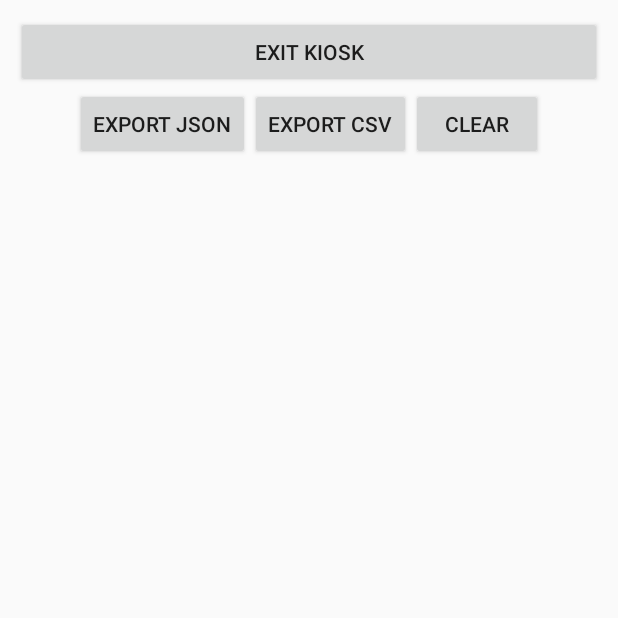
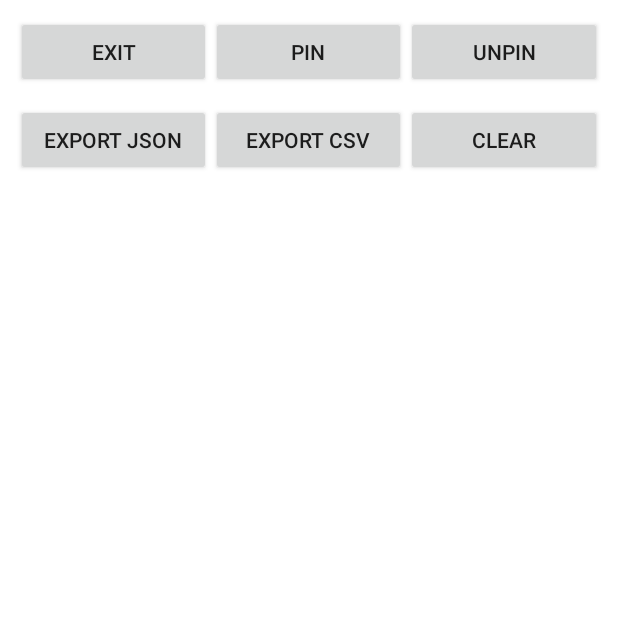
Before and after one commit to sikaxn/FRC-RFID-Battery-Reader, an Android app: the LogActivity screen opened directly, with no data from a screen before it, on a phone screen of 412 x 824 dp, the top half of it. Run offline under Robolectric (Android 15) with nearby library versions, the phone set to English and light mode, and no system bars.

Commit message:
unpin and dark mode support

```diff
--- a/BatteryTagReader/app/src/main/AndroidManifest.xml
+++ b/BatteryTagReader/app/src/main/AndroidManifest.xml
@@ -7,11 +7,12 @@
     <application
         android:icon="@mipmap/ic_launcher"
         android:label="Batt Chk"
-        android:theme="@style/Theme.AppCompat.Light.NoActionBar"
+        android:theme="@style/Theme.MaterialComponents.DayNight.NoActionBar"
         android:lockTaskMode="if_whitelisted"
         android:launchMode="singleTask"
         android:allowBackup="true"
         android:fullBackupContent="true"
+
         >
 
         <activity
--- a/BatteryTagReader/app/src/main/java/com/example/batterytagreader/LogActivity.java
+++ b/BatteryTagReader/app/src/main/java/com/example/batterytagreader/LogActivity.java
@@ -4,6 +4,7 @@ import android.app.Activity;
 import android.content.Intent;
 import android.os.Bundle;
 import android.view.Gravity;
+import android.view.ViewGroup;
 import android.widget.Button;
 import android.widget.LinearLayout;
 import android.widget.ScrollView;
@@ -17,6 +18,9 @@ import org.json.JSONObject;
 import java.io.File;
 import java.io.FileWriter;
 import java.util.Locale;
+import android.util.TypedValue;
+import androidx.core.content.ContextCompat;
+
 
 public class LogActivity extends Activity {
 
@@ -28,22 +32,59 @@ public class LogActivity extends Activity {
         root.setOrientation(LinearLayout.VERTICAL);
         root.setPadding(16, 16, 16, 16);
         setContentView(root);
+// ===== Row 1: Exit / Pin / Unpin =====
+        LinearLayout row1 = new LinearLayout(this);
+        row1.setOrientation(LinearLayout.HORIZONTAL);
+        row1.setGravity(Gravity.CENTER);
+        row1.setPadding(0, 0, 0, 16);
 
-        // Top buttons
-        LinearLayout buttonRow = new LinearLayout(this);
-        buttonRow.setOrientation(LinearLayout.HORIZONTAL);
-        buttonRow.setGravity(Gravity.CENTER);
-        buttonRow.setPadding(0, 0, 0, 16);
+        LinearLayout.LayoutParams btnParams = new LinearLayout.LayoutParams(0, ViewGroup.LayoutParams.WRAP_CONTENT, 1f);
+
+        Button exitBtn = new Button(this);
+        exitBtn.setText("Exit");
+        exitBtn.setOnClickListener(v -> {
+            if (android.os.Build.VERSION.SDK_INT >= android.os.Build.VERSION_CODES.LOLLIPOP) {
+                stopLockTask();
+            }
+            finishAffinity(); // Optional: exit the app entirely
+        });
+        row1.addView(exitBtn, btnParams);
+
+        Button pinBtn = new Button(this);
+        pinBtn.setText("Pin");
+        pinBtn.setOnClickListener(v -> {
+            if (android.os.Build.VERSION.SDK_INT >= android.os.Build.VERSION_CODES.LOLLIPOP) {
+                startLockTask();
+            }
+        });
+        row1.addView(pinBtn, btnParams);
+
+        Button unpinBtn = new Button(this);
+        unpinBtn.setText("Unpin");
+        unpinBtn.setOnClickListener(v -> {
+            if (android.os.Build.VERSION.SDK_INT >= android.os.Build.VERSION_CODES.LOLLIPOP) {
+                stopLockTask();
+            }
+        });
+        row1.addView(unpinBtn, btnParams);
+
+        root.addView(row1);
+
+// ===== Row 2: Export JSON / Export CSV / Clear =====
+        LinearLayout row2 = new LinearLayout(this);
+        row2.setOrientation(LinearLayout.HORIZONTAL);
+        row2.setGravity(Gravity.CENTER);
+        row2.setPadding(0, 0, 0, 16);
 
         Button exportJson = new Button(this);
         exportJson.setText("Export JSON");
         exportJson.setOnClickListener(v -> exportFile("log.json", "application/json", true));
-        buttonRow.addView(exportJson);
+        row2.addView(exportJson, btnParams);
 
         Button exportCsv = new Button(this);
         exportCsv.setText("Export CSV");
         exportCsv.setOnClickListener(v -> exportFile("log.csv", "text/csv", false));
-        buttonRow.addView(exportCsv);
+        row2.addView(exportCsv, btnParams);
 
         Button clear = new Button(this);
         clear.setText("Clear");
@@ -51,18 +92,11 @@ public class LogActivity extends Activity {
             LogHelper.clearLog(this);
             recreate();
         });
-        buttonRow.addView(clear);
-        Button exitKiosk = new Button(this);
-        exitKiosk.setText("Exit Kiosk");
-        exitKiosk.setOnClickListener(v -> {
-            if (android.os.Build.VERSION.SDK_INT >= android.os.Build.VERSION_CODES.LOLLIPOP) {
-                stopLockTask();
-            }
-            finishAffinity(); // Optional: exit the app entirely
-        });
-        root.addView(exitKiosk, 0); // Add to top
+        row2.addView(clear, btnParams);
 
-        root.addView(buttonRow);
+        root.addView(row2);
+
+
 
         // Scrollable log entries
         ScrollView scroll = new ScrollView(this);
@@ -87,8 +121,18 @@ public class LogActivity extends Activity {
             tv.setText(info);
             tv.setTextSize(15f);
             tv.setPadding(24, 20, 24, 20);
-            tv.setBackgroundColor(0xFFEFEFEF);
             tv.setTextIsSelectable(true);
+
+            // Dynamically resolve text color based on theme
+            TypedValue tvColor = new TypedValue();
+            getTheme().resolveAttribute(android.R.attr.textColorPrimary, tvColor, true);
+            tv.setTextColor(ContextCompat.getColor(this, tvColor.resourceId));
+
+            // Optional: use theme background
+            TypedValue bgColor = new TypedValue();
+            if (getTheme().resolveAttribute(android.R.attr.colorBackgroundFloating, bgColor, true)) {
+                tv.setBackgroundColor(ContextCompat.getColor(this, bgColor.resourceId));
+            }
 
             LinearLayout.LayoutParams params = new LinearLayout.LayoutParams(
                     LinearLayout.LayoutParams.MATCH_PARENT,
@@ -99,7 +143,7 @@ public class LogActivity extends Activity {
         }
     }
 
-    private void exportFile(String filename, String mime, boolean asJson) {
+        private void exportFile(String filename, String mime, boolean asJson) {
         try {
             File file = new File(getCacheDir(), filename);
             FileWriter writer = new FileWriter(file);
```
Also changed, not shown: BatteryTagReader/app/src/main/res/values-night/themes.xml (+16 -4 lines), BatteryTagReader/app/src/main/res/values/colors.xml (+6 -3 lines), BatteryTagReader/app/src/main/res/values/themes.xml (+16 -6 lines).
